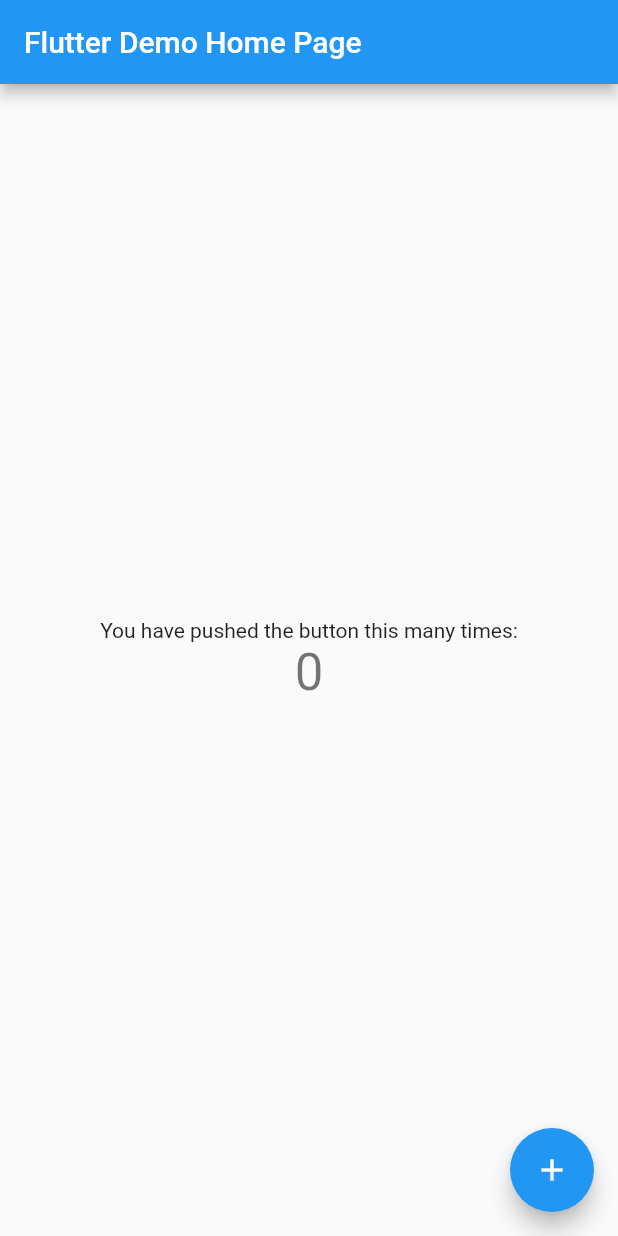
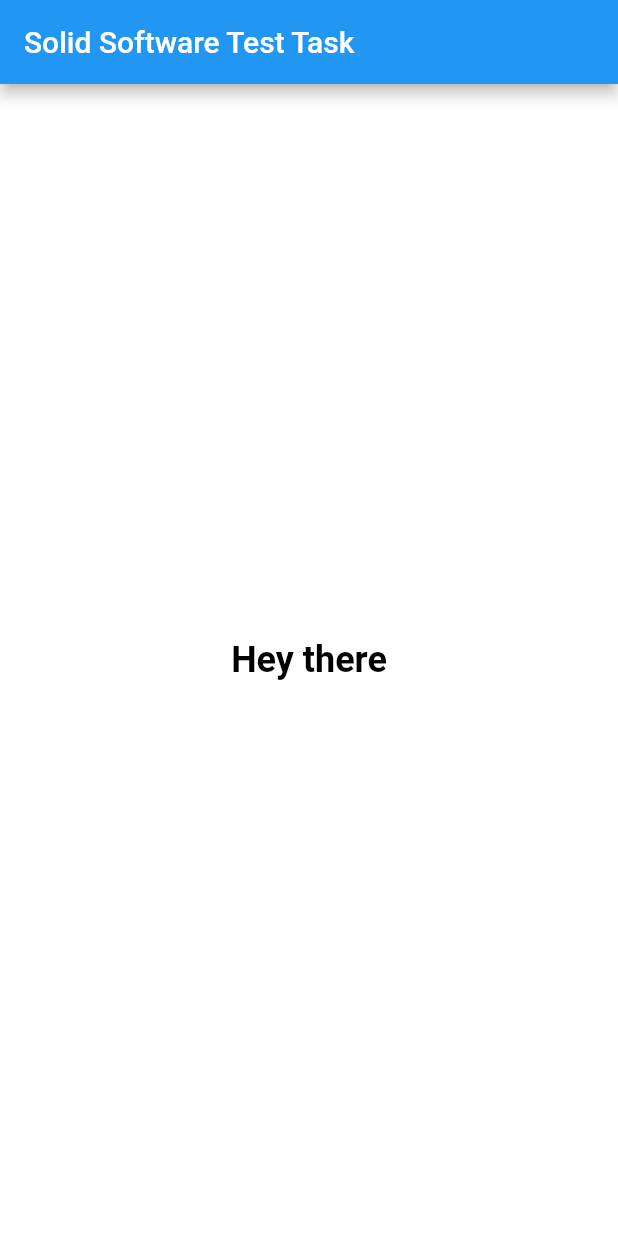
Before and after one commit to EvgeniyDavydenko/FlutterTestTask, a Flutter app: the screen it shows after launch, on a phone screen of 412 x 824 dp. Run offline on Flutter 3.47's test engine with Material 2 defaults, Android fonts, the phone set to English and light mode, and no system bars.

Commit message:
random changing background color and text color by tapping anywhere on the screen

```diff
--- a/flutter_app/lib/main.dart
+++ b/flutter_app/lib/main.dart
@@ -1,3 +1,5 @@
+import 'dart:math';
+
 import 'package:flutter/material.dart';
 
 void main() {
@@ -5,113 +7,52 @@ void main() {
 }
 
 class MyApp extends StatelessWidget {
-  // This widget is the root of your application.
   @override
   Widget build(BuildContext context) {
-    return MaterialApp(
-      title: 'Flutter Demo',
-      theme: ThemeData(
-        // This is the theme of your application.
-        //
-        // Try running your application with "flutter run". You'll see the
-        // application has a blue toolbar. Then, without quitting the app, try
-        // changing the primarySwatch below to Colors.green and then invoke
-        // "hot reload" (press "r" in the console where you ran "flutter run",
-        // or simply save your changes to "hot reload" in a Flutter IDE).
-        // Notice that the counter didn't reset back to zero; the application
-        // is not restarted.
-        primarySwatch: Colors.blue,
-        // This makes the visual density adapt to the platform that you run
-        // the app on. For desktop platforms, the controls will be smaller and
-        // closer together (more dense) than on mobile platforms.
-        visualDensity: VisualDensity.adaptivePlatformDensity,
+    return MaterialApp(home: HomePage(title: 'Solid Software Test Task'));
+  }
+}
+
+class HomePage extends StatefulWidget {
+  HomePage({Key key, this.title}) : super(key: key);
+  final String title;
+
+  @override
+  HomePageState createState() => HomePageState();
+}
+
+class HomePageState extends State<HomePage> {
+  Color randomBackgroundColor = Colors.white;
+  static Color randomTextColor = Colors.black;
+
+  @override
+  Widget build(BuildContext context) {
+    return GestureDetector(
+      onTap: () {
+        setState(() {
+          randomTextColor = generateColor();
+          randomBackgroundColor = generateColor();
+        });
+      },
+      child: Scaffold(
+        appBar: AppBar(
+          title: Text(widget.title),
+        ),
+        body: Center(
+          child: Text(
+            "Hey there",
+            style: TextStyle(
+                fontSize: 24,
+                fontWeight: FontWeight.bold,
+                color: randomTextColor),
+          ),
+        ),
+        backgroundColor: randomBackgroundColor,
       ),
-      home: MyHomePage(title: 'Flutter Demo Home Page'),
     );
   }
 }
 
-class MyHomePage extends StatefulWidget {
-  MyHomePage({Key key, this.title}) : super(key: key);
-
-  // This widget is the home page of your application. It is stateful, meaning
-  // that it has a State object (defined below) that contains fields that affect
-  // how it looks.
-
-  // This class is the configuration for the state. It holds the values (in this
-  // case the title) provided by the parent (in this case the App widget) and
-  // used by the build method of the State. Fields in a Widget subclass are
-  // always marked "final".
-
-  final String title;
-
-  @override
-  _MyHomePageState createState() => _MyHomePageState();
+generateColor() {
+  return Color(Random().nextInt(0xffffffff));
 }
-
-class _MyHomePageState extends State<MyHomePage> {
-  int _counter = 0;
-
-  void _incrementCounter() {
-    setState(() {
-      // This call to setState tells the Flutter framework that something has
-      // changed in this State, which causes it to rerun the build method below
-      // so that the display can reflect the updated values. If we changed
-      // _counter without calling setState(), then the build method would not be
-      // called again, and so nothing would appear to happen.
-      _counter++;
-    });
-  }
-
-  @override
-  Widget build(BuildContext context) {
-    // This method is rerun every time setState is called, for instance as done
-    // by the _incrementCounter method above.
-    //
-    // The Flutter framework has been optimized to make rerunning build methods
-    // fast, so that you can just rebuild anything that needs updating rather
-    // than having to individually change instances of widgets.
-    return Scaffold(
-      appBar: AppBar(
-        // Here we take the value from the MyHomePage object that was created by
-        // the App.build method, and use it to set our appbar title.
-        title: Text(widget.title),
-      ),
-      body: Center(
-        // Center is a layout widget. It takes a single child and positions it
-        // in the middle of the parent.
-        child: Column(
-          // Column is also a layout widget. It takes a list of children and
-          // arranges them vertically. By default, it sizes itself to fit its
-          // children horizontally, and tries to be as tall as its parent.
-          //
-          // Invoke "debug painting" (press "p" in the console, choose the
-          // "Toggle Debug Paint" action from the Flutter Inspector in Android
-          // Studio, or the "Toggle Debug Paint" command in Visual Studio Code)
-          // to see the wireframe for each widget.
-          //
-          // Column has various properties to control how it sizes itself and
-          // how it positions its children. Here we use mainAxisAlignment to
-          // center the children vertically; the main axis here is the vertical
-          // axis because Columns are vertical (the cross axis would be
-          // horizontal).
-          mainAxisAlignment: MainAxisAlignment.center,
-          children: <Widget>[
-            Text(
-              'You have pushed the button this many times:',
-            ),
-            Text(
-              '$_counter',
-              style: Theme.of(context).textTheme.headline4,
-            ),
-          ],
-        ),
-      ),
-      floatingActionButton: FloatingActionButton(
-        onPressed: _incrementCounter,
-        tooltip: 'Increment',
-        child: Icon(Icons.add),
-      ), // This trailing comma makes auto-formatting nicer for build methods.
-    );
-  }
-}
```
